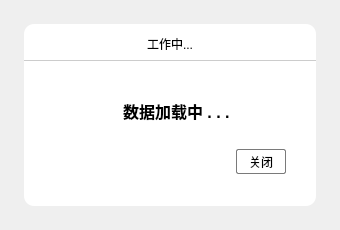
The window that src/DialogInformationPrompt.ui (Aiopr-bits/MAVES) describes before a commit, drawn with Qt 5.
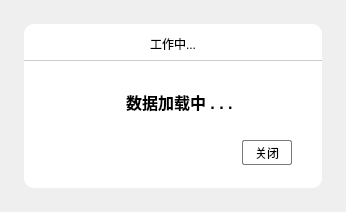
The same window after the commit. Icons and pictures are not drawn.

Patch:
```diff
--- a/src/DialogInformationPrompt.ui
+++ b/src/DialogInformationPrompt.ui
@@ -6,8 +6,8 @@
    <rect>
     <x>0</x>
     <y>0</y>
-    <width>340</width>
-    <height>230</height>
+    <width>346</width>
+    <height>212</height>
    </rect>
   </property>
   <property name="windowTitle">
```
